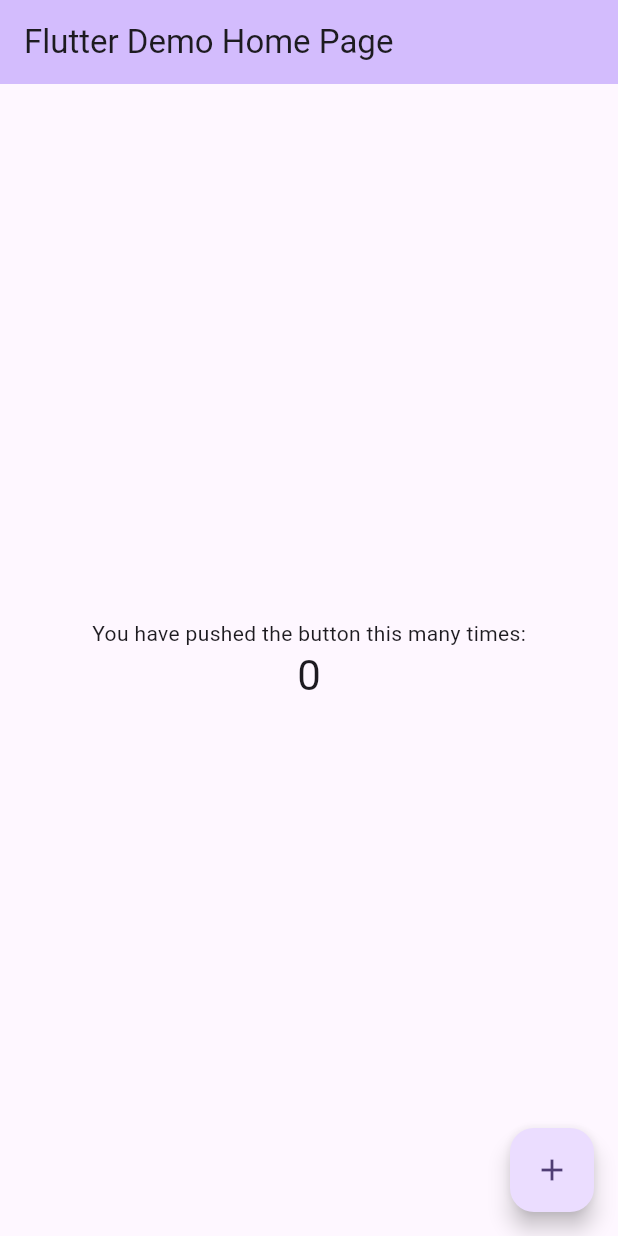
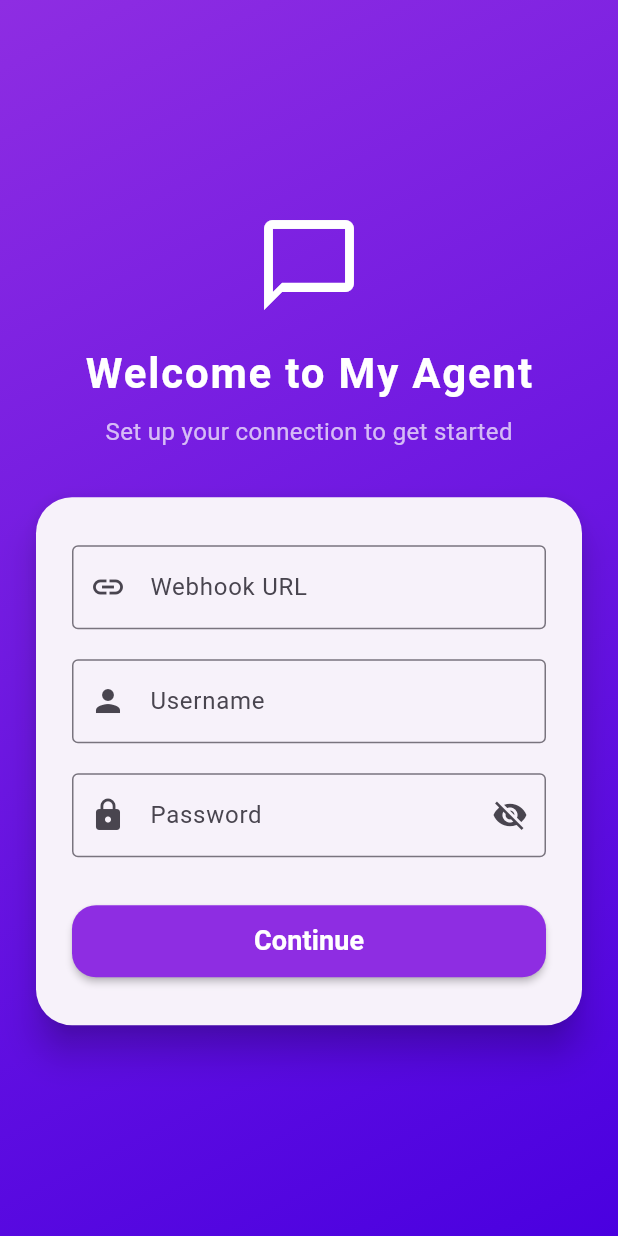
Before and after one commit to saswatsaubhagya/assistant, a Flutter app: the screen it shows after launch, on a phone screen of 412 x 824 dp. Run offline on Flutter 3.47's test engine with Material 3 defaults, Android fonts, the phone set to English and light mode, and no system bars; our stand-ins replace shared_preferences.

Commit message:
Update dependencies, refactor main app structure, and enhance iOS project configuration
- Added new dependencies: `http` and `shared_preferences`.
- Refactored the main application structure to use a `ChatApp` class and integrated shared preferences for credential management.
- Updated `pubspec.lock` with new package versions and added transitive dependencies.
- Enhanced iOS project configuration by including necessary Pod files in the Xcode project settings.
- Updated macOS configuration files to include Pod support.
- Cleaned up widget test file for better readability.

```diff
--- /dev/null
+++ b/devtools_options.yaml
@@ -0,0 +1,3 @@
+description: This file stores settings for Dart & Flutter DevTools.
+documentation: https://docs.flutter.dev/tools/devtools/extensions#configure-extension-enablement-states
+extensions:
--- a/lib/main.dart
+++ b/lib/main.dart
@@ -1,66 +1,38 @@
 import 'package:flutter/material.dart';
+import 'package:shared_preferences/shared_preferences.dart';
+import 'screens/chat_page.dart';
+import 'screens/landing_screen.dart';
 
-void main() {
-  runApp(const MyApp());
-}
+void main() => runApp(const ChatApp());
 
-class MyApp extends StatelessWidget {
-  const MyApp({super.key});
+class ChatApp extends StatelessWidget {
+  const ChatApp({super.key});
+
+  Future<bool> _hasCredentials() async {
+    final prefs = await SharedPreferences.getInstance();
+    return prefs.containsKey('webhookUrl') &&
+        prefs.containsKey('username') &&
+        prefs.containsKey('password');
+  }
 
   @override
   Widget build(BuildContext context) {
     return MaterialApp(
-      title: 'Flutter Demo',
+      title: 'My Agent',
       theme: ThemeData(
-        colorScheme: ColorScheme.fromSeed(seedColor: Colors.deepPurple),
+        primarySwatch: Colors.deepPurple,
+        scaffoldBackgroundColor: const Color(0xFFF5F6FA),
       ),
-      home: const MyHomePage(title: 'Flutter Demo Home Page'),
+      debugShowCheckedModeBanner: false,
+      home: FutureBuilder<bool>(
+        future: _hasCredentials(),
+        builder: (context, snapshot) {
+          if (!snapshot.hasData) {
+            return const Center(child: CircularProgressIndicator());
+          }
+          return snapshot.data! ? const ChatPage() : const LandingScreen();
+        },
+      ),
     );
   }
 }
-
-class MyHomePage extends StatefulWidget {
-  const MyHomePage({super.key, required this.title});
-
-  final String title;
-
-  @override
-  State<MyHomePage> createState() => _MyHomePageState();
-}
-
-class _MyHomePageState extends State<MyHomePage> {
-  int _counter = 0;
-
-  void _incrementCounter() {
-    setState(() {
-      _counter++;
-    });
-  }
-
-  @override
-  Widget build(BuildContext context) {
-    return Scaffold(
-      appBar: AppBar(
-        backgroundColor: Theme.of(context).colorScheme.inversePrimary,
-        title: Text(widget.title),
-      ),
-      body: Center(
-        child: Column(
-          mainAxisAlignment: MainAxisAlignment.center,
-          children: <Widget>[
-            const Text('You have pushed the button this many times:'),
-            Text(
-              '$_counter',
-              style: Theme.of(context).textTheme.headlineMedium,
-            ),
-          ],
-        ),
-      ),
-      floatingActionButton: FloatingActionButton(
-        onPressed: _incrementCounter,
-        tooltip: 'Increment',
-        child: const Icon(Icons.add),
-      ), // This trailing comma makes auto-formatting nicer for build methods.
-    );
-  }
-}
--- /dev/null
+++ b/lib/models/chat_message.dart
@@ -0,0 +1,5 @@
+class ChatMessage {
+  final String text;
+  final bool isUser;
+  ChatMessage({required this.text, required this.isUser});
+}
--- /dev/null
+++ b/lib/screens/landing_screen.dart
@@ -0,0 +1,178 @@
+import 'package:flutter/material.dart';
+import 'package:shared_preferences/shared_preferences.dart';
+import 'chat_page.dart';
+
+class LandingScreen extends StatefulWidget {
+  const LandingScreen({super.key});
+
+  @override
+  State<LandingScreen> createState() => _LandingScreenState();
+}
+
+class _LandingScreenState extends State<LandingScreen> {
+  final _formKey = GlobalKey<FormState>();
+  final _webhookController = TextEditingController();
+  final _usernameController = TextEditingController();
+  final _passwordController = TextEditingController();
+  bool _loading = false;
+  bool _obscurePassword = true;
+
+  Future<void> _saveAndProceed() async {
+    if (!_formKey.currentState!.validate()) return;
+    setState(() => _loading = true);
+    final prefs = await SharedPreferences.getInstance();
+    await prefs.setString('webhookUrl', _webhookController.text.trim());
+    await prefs.setString('username', _usernameController.text.trim());
+    await prefs.setString('password', _passwordController.text);
+    setState(() => _loading = false);
+    if (!mounted) return;
+    Navigator.pushReplacement(
+      context,
+      MaterialPageRoute(builder: (_) => const ChatPage()),
+    );
+  }
+
+  @override
+  Widget build(BuildContext context) {
+    return Scaffold(
+      backgroundColor: Colors.transparent,
+      body: Container(
+        width: double.infinity,
+        height: double.infinity,
+        decoration: const BoxDecoration(
+          gradient: LinearGradient(
+            colors: [Color(0xFF8E2DE2), Color(0xFF4A00E0)],
+            begin: Alignment.topLeft,
+            end: Alignment.bottomRight,
+          ),
+        ),
+        child: Center(
+          child: SingleChildScrollView(
+            child: Column(
+              mainAxisAlignment: MainAxisAlignment.center,
+              children: [
+                const Icon(
+                  Icons.chat_bubble_outline,
+                  size: 72,
+                  color: Colors.white,
+                ),
+                const SizedBox(height: 16),
+                const Text(
+                  'Welcome to My Agent',
+                  style: TextStyle(
+                    color: Colors.white,
+                    fontSize: 28,
+                    fontWeight: FontWeight.bold,
+                    letterSpacing: 1.2,
+                  ),
+                ),
+                const SizedBox(height: 8),
+                const Text(
+                  'Set up your connection to get started',
+                  style: TextStyle(color: Colors.white70, fontSize: 16),
+                ),
+                const SizedBox(height: 32),
+                Card(
+                  elevation: 10,
+                  shape: RoundedRectangleBorder(
+                    borderRadius: BorderRadius.circular(24),
+                  ),
+                  margin: const EdgeInsets.symmetric(horizontal: 24),
+                  child: Padding(
+                    padding: const EdgeInsets.symmetric(
+                      horizontal: 24,
+                      vertical: 32,
+                    ),
+                    child: Form(
+                      key: _formKey,
+                      child: Column(
+                        mainAxisSize: MainAxisSize.min,
+                        children: [
+                          TextFormField(
+                            controller: _webhookController,
+                            decoration: const InputDecoration(
+                              labelText: 'Webhook URL',
+                              prefixIcon: Icon(Icons.link),
+                              border: OutlineInputBorder(),
+                            ),
+                            validator: (v) => v == null || v.isEmpty
+                                ? 'Enter webhook URL'
+                                : null,
+                          ),
+                          const SizedBox(height: 20),
+                          TextFormField(
+                            controller: _usernameController,
+                            decoration: const InputDecoration(
+                              labelText: 'Username',
+                              prefixIcon: Icon(Icons.person),
+                              border: OutlineInputBorder(),
+                            ),
+                            validator: (v) => v == null || v.isEmpty
+                                ? 'Enter username'
+                                : null,
+                          ),
+                          const SizedBox(height: 20),
+                          TextFormField(
+                            controller: _passwordController,
+                            decoration: InputDecoration(
+                              labelText: 'Password',
+                              prefixIcon: const Icon(Icons.lock),
+                              border: const OutlineInputBorder(),
+                              suffixIcon: IconButton(
+                                icon: Icon(
+                                  _obscurePassword
+                                      ? Icons.visibility_off
+                                      : Icons.visibility,
+                                ),
+                                onPressed: () {
+                                  setState(() {
+                                    _obscurePassword = !_obscurePassword;
+                                  });
+                                },
+                              ),
+                            ),
+                            obscureText: _obscurePassword,
+                            validator: (v) => v == null || v.isEmpty
+                                ? 'Enter password'
+                                : null,
+                          ),
+                          const SizedBox(height: 32),
+                          SizedBox(
+                            width: double.infinity,
+                            height: 48,
+                            child: ElevatedButton(
+                              style: ElevatedButton.styleFrom(
+                                backgroundColor: const Color(0xFF8E2DE2),
+                                shape: RoundedRectangleBorder(
+                                  borderRadius: BorderRadius.circular(16),
+                                ),
+                                elevation: 2,
+                              ),
+                              onPressed: _loading ? null : _saveAndProceed,
+                              child: _loading
+                                  ? const CircularProgressIndicator(
+                                      color: Colors.white,
+                                    )
+                                  : const Text(
+                                      'Continue',
+                                      style: TextStyle(
+                                        fontSize: 18,
+                                        fontWeight: FontWeight.bold,
+                                        color: Colors.white,
+                                      ),
+                                    ),
+                            ),
+                          ),
+                        ],
+                      ),
+                    ),
+                  ),
+                ),
+              ],
+            ),
+          ),
+        ),
+      ),
+    );
+  }
+}
--- a/pubspec.yaml
+++ b/pubspec.yaml
@@ -34,6 +34,8 @@ dependencies:
   # The following adds the Cupertino Icons font to your application.
   # Use with the CupertinoIcons class for iOS style icons.
   cupertino_icons: ^1.0.8
+  http: ^1.4.0
+  shared_preferences: ^2.5.3
 
 dev_dependencies:
   flutter_test:
```
Also changed, not shown: lib/screens/chat_page.dart (added, +190 -0 lines), lib/services/chat_service.dart (added, +25 -0 lines), lib/widgets/chat_message_bubble.dart (added, +167 -0 lines), pubspec.lock, 11 other files.
